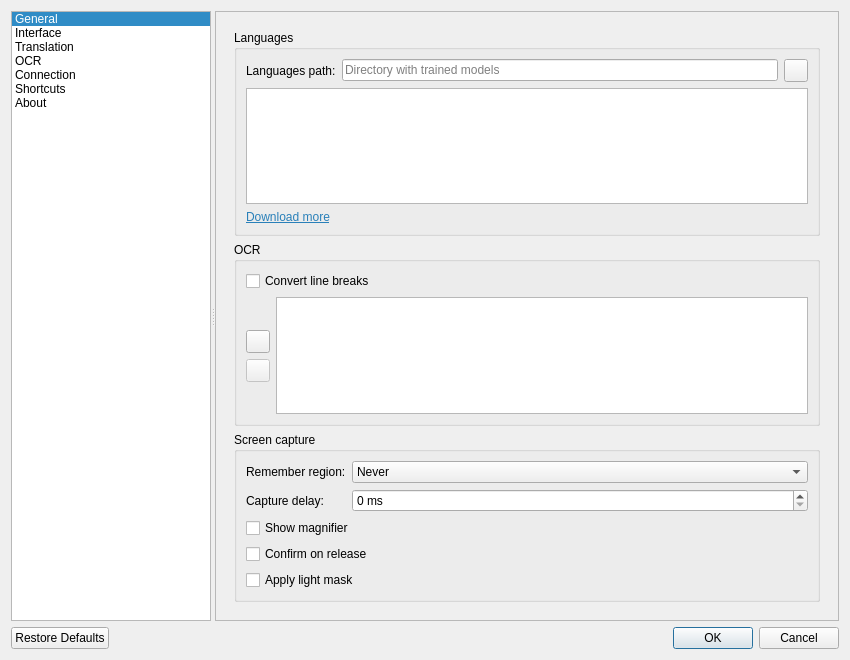
This is src/settings/settingsdialog.ui in KDE/crow-translate as Qt 5 draws it before an edit. The edited form follows.
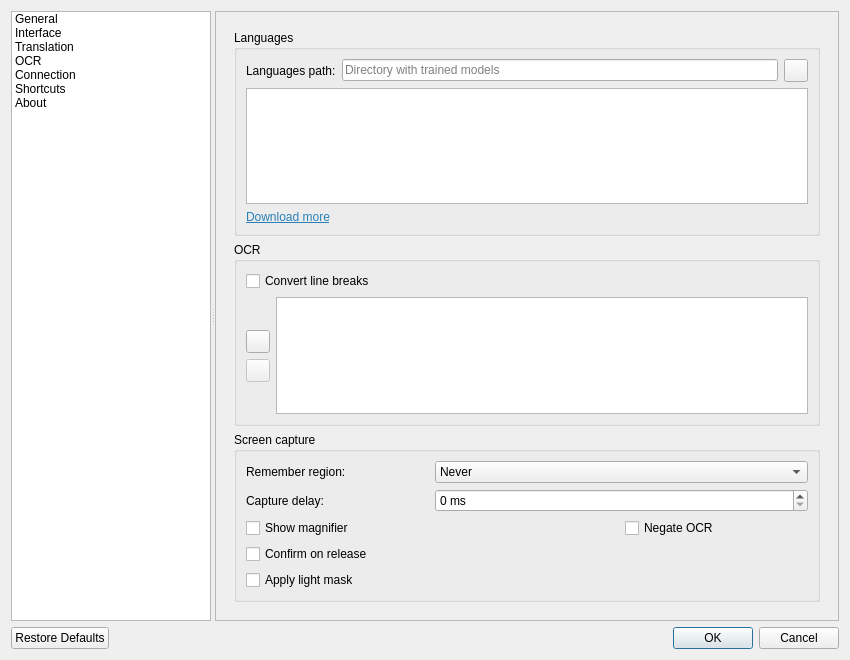
This is the edited form. The open tabs and pages were chosen to show the change. Icons and pictures are not drawn. Custom widgets are drawn as their Qt base class.

Patch:
```diff
--- a/src/settings/settingsdialog.ui
+++ b/src/settings/settingsdialog.ui
@@ -42,7 +42,7 @@
        <enum>QListView::Adjust</enum>
       </property>
       <property name="currentRow">
-       <number>0</number>
+       <number>-1</number>
       </property>
       <item>
        <property name="text">
@@ -118,7 +118,7 @@
          <x>0</x>
          <y>0</y>
          <width>637</width>
-         <height>608</height>
+         <height>606</height>
         </rect>
        </property>
        <layout class="QVBoxLayout" name="verticalLayout_2">
@@ -964,7 +964,7 @@
               <property name="title">
                <string>Screen capture</string>
               </property>
-              <layout class="QFormLayout" name="formLayout_6">
+              <layout class="QGridLayout" name="gridLayout">
                <item row="0" column="0">
                 <widget class="QLabel" name="rememverRegionLabel">
                  <property name="sizePolicy">
@@ -978,7 +978,7 @@
                  </property>
                 </widget>
                </item>
-               <item row="0" column="1">
+               <item row="0" column="1" colspan="2">
                 <widget class="QComboBox" name="rememberRegionComboBox">
                  <property name="toolTip">
                   <string>&lt;html&gt;&lt;head/&gt;&lt;body&gt;&lt;p&gt;When to remember the last selected region&lt;/p&gt;&lt;/body&gt;&lt;/html&gt;</string>
@@ -1007,7 +1007,7 @@
                  </property>
                 </widget>
                </item>
-               <item row="1" column="1">
+               <item row="1" column="1" colspan="2">
                 <widget class="QSpinBox" name="captureDelaySpinBox">
                  <property name="toolTip">
                   <string>Delay before screen capture</string>
@@ -1020,7 +1020,7 @@
                  </property>
                 </widget>
                </item>
-               <item row="2" column="0" colspan="2">
+               <item row="2" column="0">
                 <widget class="QCheckBox" name="showMagnifierCheckBox">
                  <property name="toolTip">
                   <string>&lt;html&gt;&lt;head/&gt;&lt;body&gt;&lt;p&gt;Show a magnifier next to the cursor&lt;/p&gt;&lt;/body&gt;&lt;/html&gt;</string>
@@ -1030,6 +1030,16 @@
                  </property>
                 </widget>
                </item>
+               <item row="2" column="2">
+                <widget class="QCheckBox" name="negateOcrCheckBox">
+                 <property name="toolTip">
+                  <string>&lt;html&gt;&lt;head/&gt;&lt;body&gt;&lt;p&gt;Negate (invert) the image before OCR. Use for bright text on dark background.&lt;/p&gt;&lt;/body&gt;&lt;/html&gt;</string>
+                 </property>
+                 <property name="text">
+                  <string>Negate OCR</string>
+                 </property>
+                </widget>
+               </item>
                <item row="3" column="0" colspan="2">
                 <widget class="QCheckBox" name="confirmOnReleaseCheckBox">
                  <property name="enabled">
```
Left out of the diff: 53 changed lines with no effect on the pictures.
